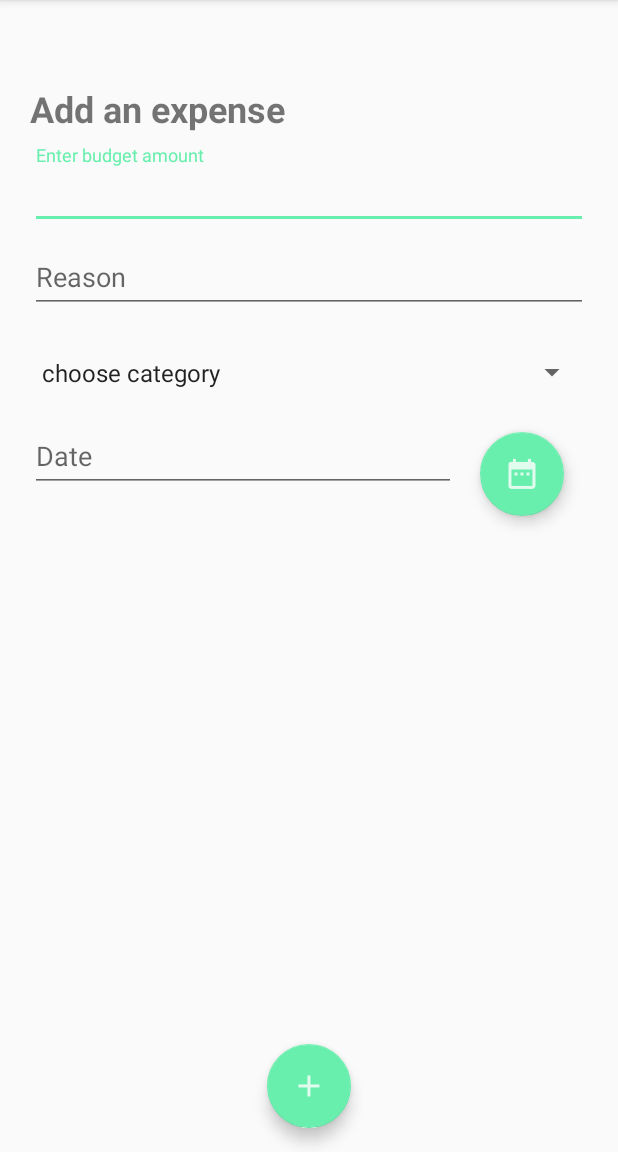
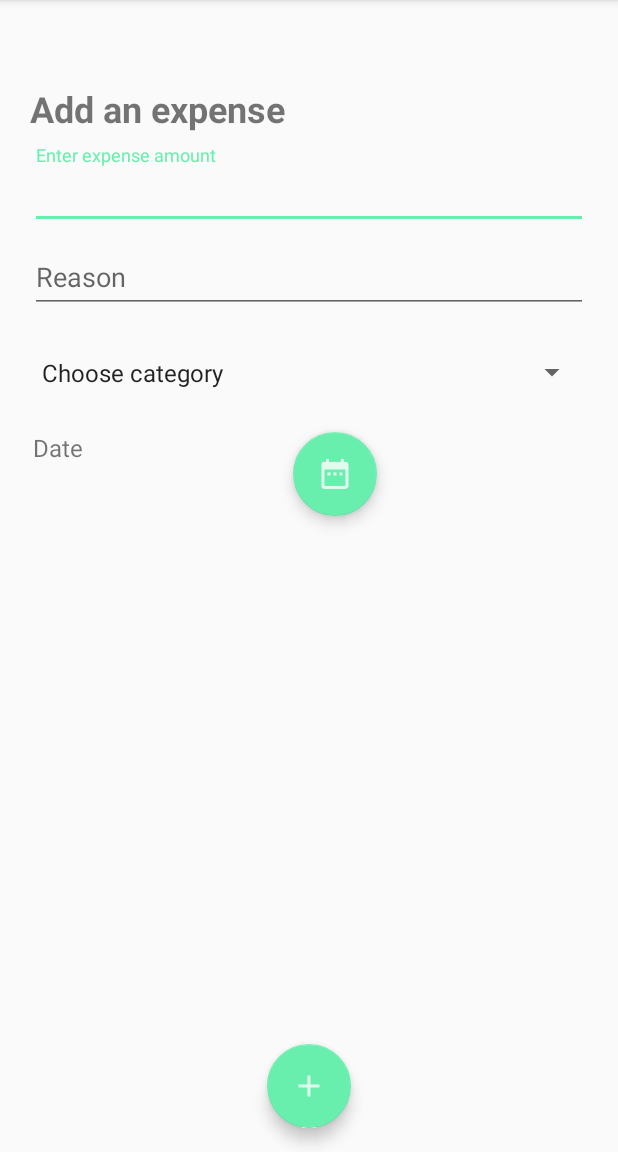
Before and after one commit to SuryaThiru/expensio-WINSEM18, an Android app: the AddExpense screen opened directly, with no data from a screen before it, after a tap on an icon or button, on a phone screen of 412 x 824 dp, the part 84-1236 px from its top. Run offline under Robolectric (Android 15) with nearby library versions, the light colour scheme and no system bars; libraries missing offline, so code that uses them is left out: io.realm, model.getCategories; 2 statements that could not run were skipped.

Commit message:
add expense form complete

```diff
--- a/app/src/main/java/com/nas/android/expensio/AddExpense.kt
+++ b/app/src/main/java/com/nas/android/expensio/AddExpense.kt
@@ -2,34 +2,64 @@ package com.nas.android.expensio
 
 import android.support.v7.app.AppCompatActivity
 import android.os.Bundle
+import android.util.Log
 import android.widget.ArrayAdapter
 import android.widget.Spinner
+import io.realm.Realm
 import kotlinx.android.synthetic.main.activity_add_expense.*
+import kotlinx.android.synthetic.main.activity_set_budget.*
+import model.addExpense
+import model.getCategories
+import java.util.*
+import kotlin.collections.ArrayList
 
 
 class AddExpense : AppCompatActivity() {
+    var date = Date()
 
     override fun onCreate(savedInstanceState: Bundle?) {
         super.onCreate(savedInstanceState)
         setContentView(R.layout.activity_add_expense)
 
+        val realm = Realm.getDefaultInstance()
+
         pick_date_of_expense.setOnClickListener{
             // Show the date picker dialog
-            val newFragment = DatePickerFragment()
+            val newFragment = DatePickerFragment(date)
             newFragment.show(fragmentManager, "Date Picker")
         }
 
         fab_add_expense.setOnClickListener{
+            var amnt = 0
+            var reason = ""
+            var category = ""
 
-            //this adds the expense to db (or whatever)
+            try {
+                amnt = input_expense_amnt.text.toString().toInt()
+                reason = input_expense_reason.text.toString()
+                category = input_expense_category.selectedItem.toString()
+
+                addExpense(realm, amnt, reason, date, category)
+            } catch (err: Exception) {
+                Log.e("Set expense", "probably your input form is empty")
+            }
+
+        }
+
+        var categories = ArrayList<String>()
+        categories.add("Choose category")
+
+        getCategories(realm).forEach { any ->
+            categories.add(any.name)
         }
 
 // Create an ArrayAdapter using the string array and a default spinner layout
-        val adapter = ArrayAdapter.createFromResource(this,R.array.planets_array, android.R.layout.simple_spinner_item)
+        val adapter = ArrayAdapter(this, android.R.layout.simple_spinner_item, categories)
+
 // Specify the layout to use when the list of choices appears
         adapter.setDropDownViewResource(android.R.layout.simple_spinner_dropdown_item)
 // Apply the adapter to the spinner
-        planets_spinner.adapter = adapter
+        input_expense_category.adapter = adapter
     }
 
 
--- a/app/src/main/java/com/nas/android/expensio/MainAdapter.kt
+++ b/app/src/main/java/com/nas/android/expensio/MainAdapter.kt
@@ -5,10 +5,10 @@ import android.util.Log
 import android.view.LayoutInflater
 import android.view.View
 import android.view.ViewGroup
-import com.nas.android.expensio.R.id.hidden_expense
 import io.realm.Realm
 import kotlinx.android.synthetic.main.day_expense.view.*
 import model.getExpenses
+import java.util.*
 
 
 /**
@@ -20,13 +20,13 @@ class MainAdapter: RecyclerView.Adapter<CustomViewHolder>(){
     val reasons = ArrayList<String>()
     val amount = ArrayList<String>()
     val category = ArrayList<String>()
+    val date = ArrayList<Date>()
 
     init {
         try{
             getexpenses()
         } catch (e: NullPointerException) {
             Log.w("Exception main adapter", "No expenses found")
-            // TODO empty expenses
         }
     }
 
@@ -38,6 +38,7 @@ class MainAdapter: RecyclerView.Adapter<CustomViewHolder>(){
             reasons.add(res.remarks)
             amount.add(res.amount.toString())
             category.add(res.category!!.name)
+            date.add(res.date)
         }
     }
 
@@ -56,12 +57,10 @@ class MainAdapter: RecyclerView.Adapter<CustomViewHolder>(){
         val amt = amount.get(position)
         val res = reasons.get(position)
         val cat = category.get(position)
+        val date = category.get(position)
         holder?.view?.amount?.text = amt
         holder?.view?.reason?.text = res
         holder?.view?.category?.text = cat
-/*
-        holder?.view?.reason?.text = wordss
-*/
     }
 }
 
--- a/app/src/main/java/com/nas/android/expensio/SetBudget.kt
+++ b/app/src/main/java/com/nas/android/expensio/SetBudget.kt
@@ -19,7 +19,7 @@ class SetBudget : AppCompatActivity() {
         setContentView(R.layout.activity_set_budget)
 
         fab_budget.setOnClickListener{
-            var amnt: Int = 0
+            var amnt = 0
             try {
                 amnt = input_budget_amount.text.toString().toInt()
             } catch (e: Exception) {
--- a/app/src/main/java/com/nas/android/expensio/ViewSpendTrends.kt
+++ b/app/src/main/java/com/nas/android/expensio/ViewSpendTrends.kt
@@ -3,12 +3,10 @@ package com.nas.android.expensio
 import android.graphics.Color
 import android.support.v7.app.AppCompatActivity
 import android.os.Bundle
-import android.support.design.widget.Snackbar
 import com.github.mikephil.charting.data.PieData
 import com.github.mikephil.charting.data.PieDataSet
 import com.github.mikephil.charting.data.PieEntry
 import kotlinx.android.synthetic.main.activity_view_spend_trends.*
-import kotlinx.android.synthetic.main.app_bar_main_navigation.*
 
 class ViewSpendTrends : AppCompatActivity() {
 
--- a/app/src/main/java/model/dbutils.kt
+++ b/app/src/main/java/model/dbutils.kt
@@ -58,6 +58,8 @@ fun addExpense(realm: Realm, amount: Int, remarks: String, date: Date, categoryn
         expense.category = category
 
         user.expenses.add(expense)
+
+        Log.i("add expense", "added new expense")
     }
 }
 
--- a/app/src/main/res/layout/activity_add_expense.xml
+++ b/app/src/main/res/layout/activity_add_expense.xml
@@ -36,12 +36,12 @@
             android:layout_height="wrap_content">
 
             <EditText
-                android:id="@+id/input_expense_amount"
+                android:id="@+id/input_expense_amnt"
                 android:layout_width="match_parent"
                 android:layout_height="wrap_content"
                 android:singleLine="true"
                 android:inputType="numberDecimal"
-                android:hint="@string/hint_amount" />
+                android:hint="Enter expense amount" />
         </android.support.design.widget.TextInputLayout>
         <LinearLayout
             android:layout_width="match_parent"
@@ -59,17 +59,15 @@
                     android:layout_height="wrap_content"
                     android:layout_weight="1"
                     android:hint="Reason"
-                    android:inputType="date" />
+                    android:singleLine="true"/>
 
 
             </android.support.design.widget.TextInputLayout>
 
-
-
         </LinearLayout>
 
         <Spinner
-            android:id="@+id/planets_spinner"
+            android:id="@+id/input_expense_category"
             android:layout_width="fill_parent"
             android:layout_height="47dp"
             android:layout_marginTop="16dp"
@@ -80,21 +78,15 @@
             android:layout_height="wrap_content"
             android:orientation="horizontal">
 
-            <android.support.design.widget.TextInputLayout
-                android:id="@+id/input_expense_3"
-                android:layout_width="match_parent"
+            <TextView
+                android:layout_width="wrap_content"
                 android:layout_height="wrap_content"
-                android:layout_weight="1">
-                <EditText
-                    android:id="@+id/input_expense_date"
-                    android:layout_width="match_parent"
-                    android:layout_height="wrap_content"
-                    android:layout_weight="1"
-                    android:hint="Date"
-                    android:inputType="date" />
+                android:layout_weight="1"
+                android:text="Date"
+                android:layout_marginTop="15dp"
+                android:layout_marginLeft="2dp"
+                android:textSize="16sp"/>
 
-
-            </android.support.design.widget.TextInputLayout>
 
             <android.support.design.widget.FloatingActionButton
                 android:id="@+id/pick_date_of_expense"
@@ -102,6 +94,7 @@
                 android:layout_height="wrap_content"
                 android:layout_gravity="bottom|center"
                 android:layout_margin="@dimen/fab_margin"
+                android:layout_weight="1"
                 app:srcCompat="@drawable/ic_calendar"
                 app:rippleColor="@color/colorPrimaryDark"
                 android:clickable="true"
```
Also changed, not shown: 1 other file.
